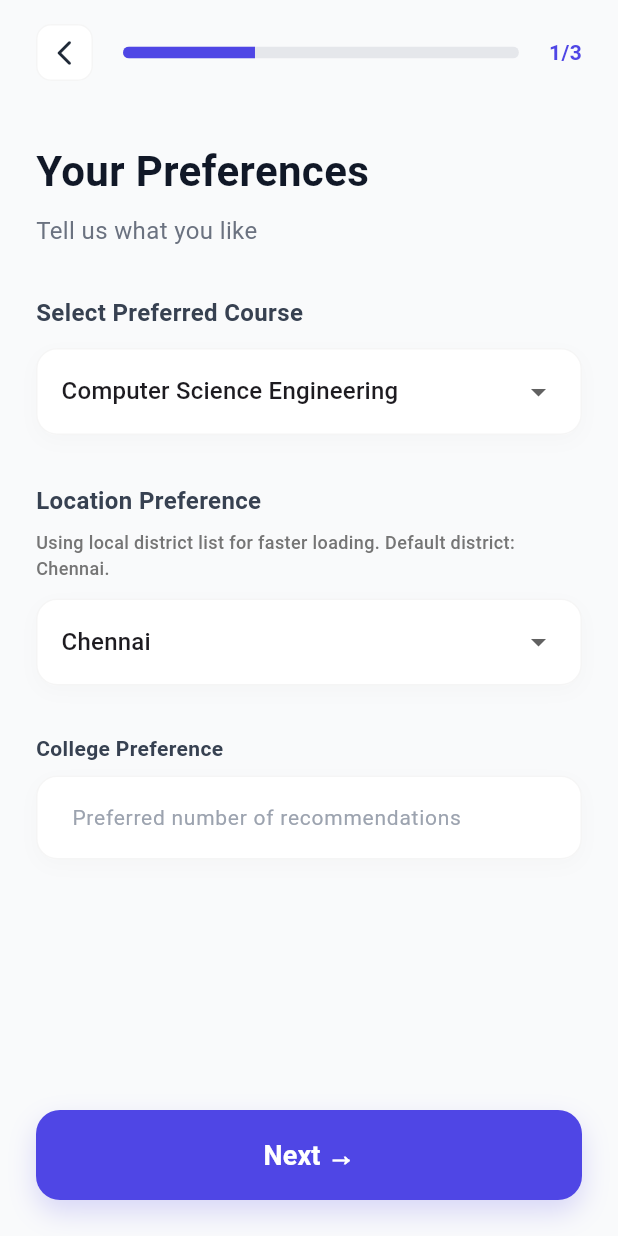
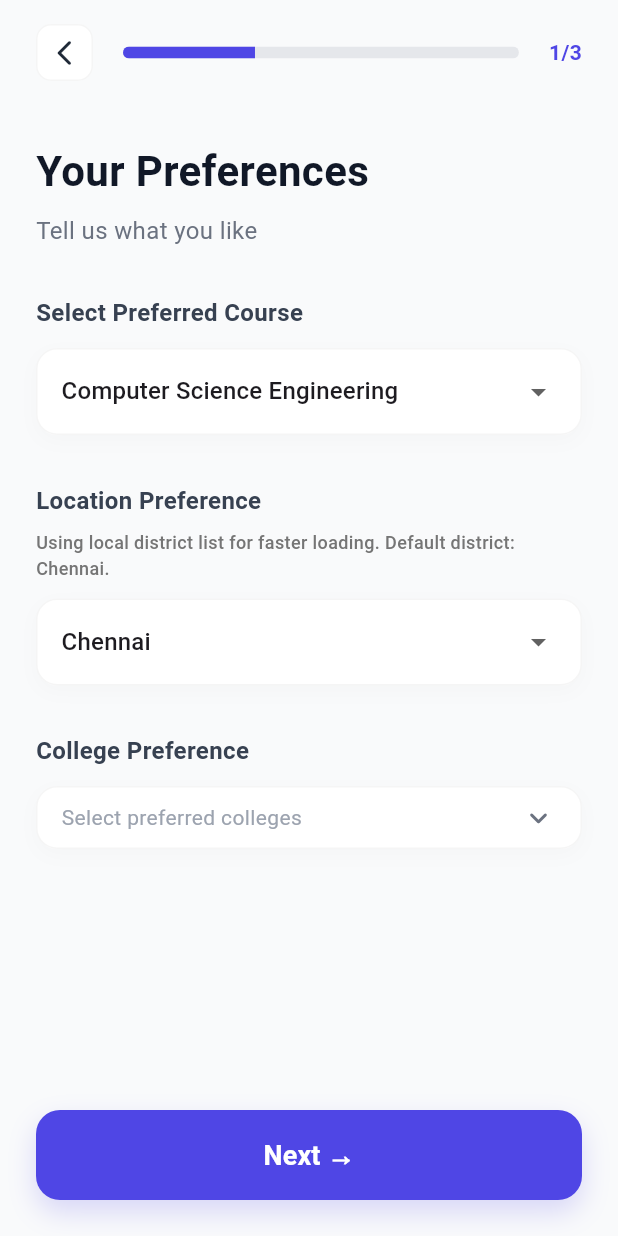
Before and after one commit to kanitzatech/pathwise, a Flutter app: the AnalysisTestPage screen opened by its route, swiped to page 3, on a phone screen of 412 x 824 dp. Run offline on Flutter 3.47's test engine with Material 3 defaults, Android fonts, the phone set to English and light mode, and no system bars; network calls fail.

Commit message:
changes in analysis results page

```diff
--- a/lib/screens/analysis_test_page.dart
+++ b/lib/screens/analysis_test_page.dart
@@ -35,7 +35,7 @@ class _AnalysisTestPageState extends State<AnalysisTestPage> {
 
   // Screen 3 Data
   final List<String> _selectedCourses = [];
-  final TextEditingController _collegeCountController = TextEditingController();
+  final List<String> _selectedColleges = [];
 
   final List<String> _fallbackCourses = [
     'Computer Science Engineering',
@@ -45,6 +45,20 @@ class _AnalysisTestPageState extends State<AnalysisTestPage> {
     'Mechanical Engineering',
     'Civil Engineering',
     'Biomedical Engineering',
+  ];
+  final List<String> _collegeOptions = [
+    'Anna University - CEG Campus',
+    'PSG College of Technology',
+    'SSN College of Engineering',
+    'Sri Sivasubramaniya Nadar College',
+    'Thiagarajar College of Engineering',
+    'Coimbatore Institute of Technology',
+    'Government College of Technology, Coimbatore',
+    'Kumaraguru College of Technology',
+    'Velammal Engineering College',
+    'Rajalakshmi Engineering College',
+    'SRM Institute of Science and Technology',
+    'VIT Chennai',
   ];
   List<String> _courseOptions = [];
   bool _coursesLoading = false;
@@ -104,7 +118,6 @@ class _AnalysisTestPageState extends State<AnalysisTestPage> {
     _physicsController.dispose();
     _chemistryController.dispose();
     _mathsController.dispose();
-    _collegeCountController.dispose();
     super.dispose();
   }
 
@@ -230,6 +243,7 @@ class _AnalysisTestPageState extends State<AnalysisTestPage> {
       'category': _selectedCategory,
       'cutoff': _cutoff,
       'selectedCourses': selectedCoursesForResults,
+      'selectedColleges': List<String>.from(_selectedColleges),
       'interest': _selectedInterest,
       'district': _selectedDistrict == 'Any' ? null : _selectedDistrict,
       'prefetchedRecommendations': prefetchedRecommendations,
@@ -539,9 +553,26 @@ class _AnalysisTestPageState extends State<AnalysisTestPage> {
             onChanged: (val) => setState(() => _selectedDistrict = val),
           ),
           const SizedBox(height: 32),
-          _buildTextField("College Preference",
-              "Preferred number of recommendations", _collegeCountController,
-              isNumber: true),
+          const Text(
+            "College Preference",
+            style: TextStyle(
+                fontSize: 16,
+                fontWeight: FontWeight.w600,
+                color: Color(0xFF374151)),
+          ),
+          const SizedBox(height: 12),
+          _MultiSelectDropdown(
+            label: 'Colleges',
+            options: _collegeOptions,
+            selectedItems: _selectedColleges,
+            onChanged: (selected) {
+              setState(() {
+                _selectedColleges
+                  ..clear()
+                  ..addAll(selected);
+              });
+            },
+          ),
         ],
       ),
     );
```
Also changed, not shown: lib/screens/analysis_results_page.dart (+33 -1 lines).
